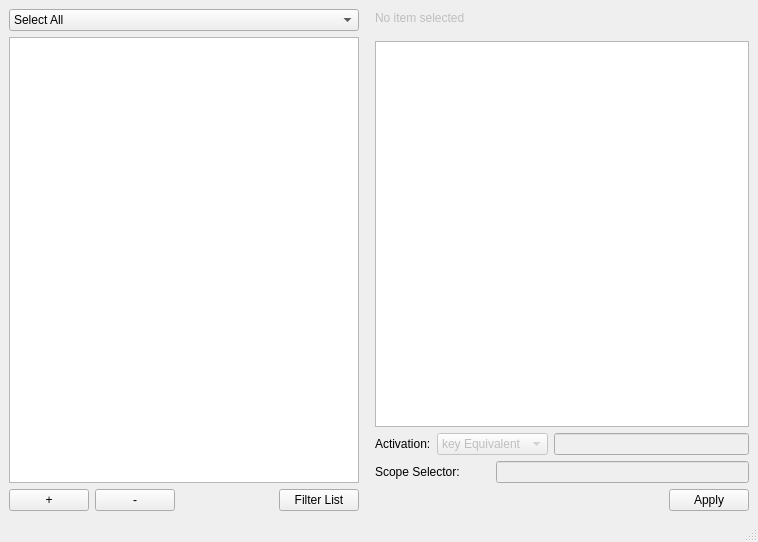
Qt form src/prymatex/gui/ui_files/bundle_editor.ui (prymatex/prymatex) before a commit.
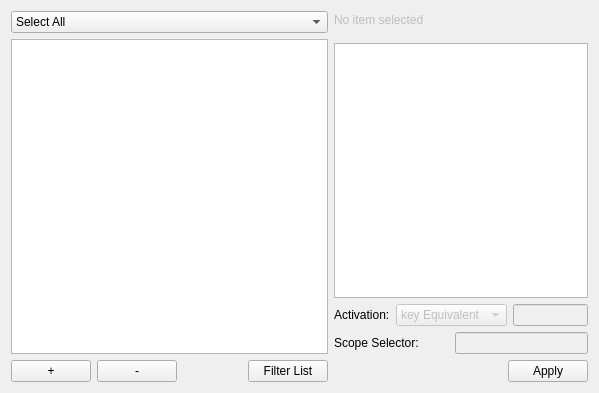
The same form after that commit.

The edit to the form file:
```diff
--- a/src/prymatex/gui/ui_files/bundle_editor.ui
+++ b/src/prymatex/gui/ui_files/bundle_editor.ui
@@ -1,22 +1,18 @@
 <?xml version="1.0" encoding="UTF-8"?>
 <ui version="4.0">
- <class>BundleEditor</class>
- <widget class="QMainWindow" name="BundleEditor">
-  <property name="windowModality">
-   <enum>Qt::WindowModal</enum>
-  </property>
+ <class>Form</class>
+ <widget class="QWidget" name="Form">
   <property name="geometry">
    <rect>
     <x>0</x>
     <y>0</y>
-    <width>758</width>
-    <height>542</height>
+    <width>599</width>
+    <height>393</height>
    </rect>
   </property>
   <property name="windowTitle">
    <string>Bundle Editor</string>
   </property>
-  <widget class="QWidget" name="centralwidget">
    <layout class="QHBoxLayout" name="horizontalLayout_2">
     <item>
      <layout class="QGridLayout" name="gridLayout_3">
@@ -77,22 +73,6 @@
       </item>
      </layout>
     </item>
-    <item>
-     <spacer name="horizontalSpacer_2">
-      <property name="orientation">
-       <enum>Qt::Horizontal</enum>
-      </property>
-      <property name="sizeType">
-       <enum>QSizePolicy::Preferred</enum>
-      </property>
-      <property name="sizeHint" stdset="0">
-       <size>
-        <width>10</width>
-        <height>20</height>
-       </size>
-      </property>
-     </spacer>
-    </item>
     <item>
      <layout class="QVBoxLayout" name="verticalLayout_2">
       <item>
@@ -214,9 +194,23 @@
       </item>
      </layout>
     </item>
-   </layout>
-  </widget>
-  <widget class="QStatusBar" name="statusbar"/>
+   <item>
+    <spacer name="horizontalSpacer_2">
+     <property name="orientation">
+      <enum>Qt::Horizontal</enum>
+     </property>
+     <property name="sizeType">
+      <enum>QSizePolicy::Preferred</enum>
+     </property>
+     <property name="sizeHint" stdset="0">
+      <size>
+       <width>0</width>
+       <height>20</height>
+      </size>
+     </property>
+    </spacer>
+   </item>
+  </layout>
  </widget>
  <resources/>
  <connections/>
```
Left out of the diff: 2 changed lines with no effect on the pictures. Lines whose indentation alone changed are shown as unchanged.
